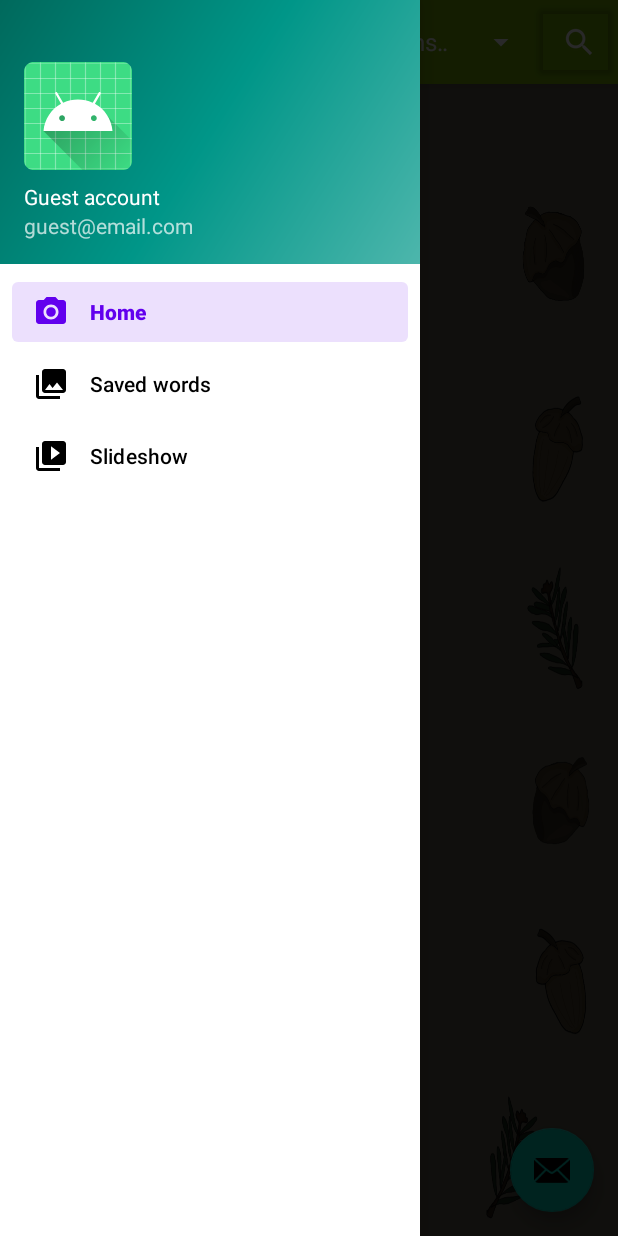
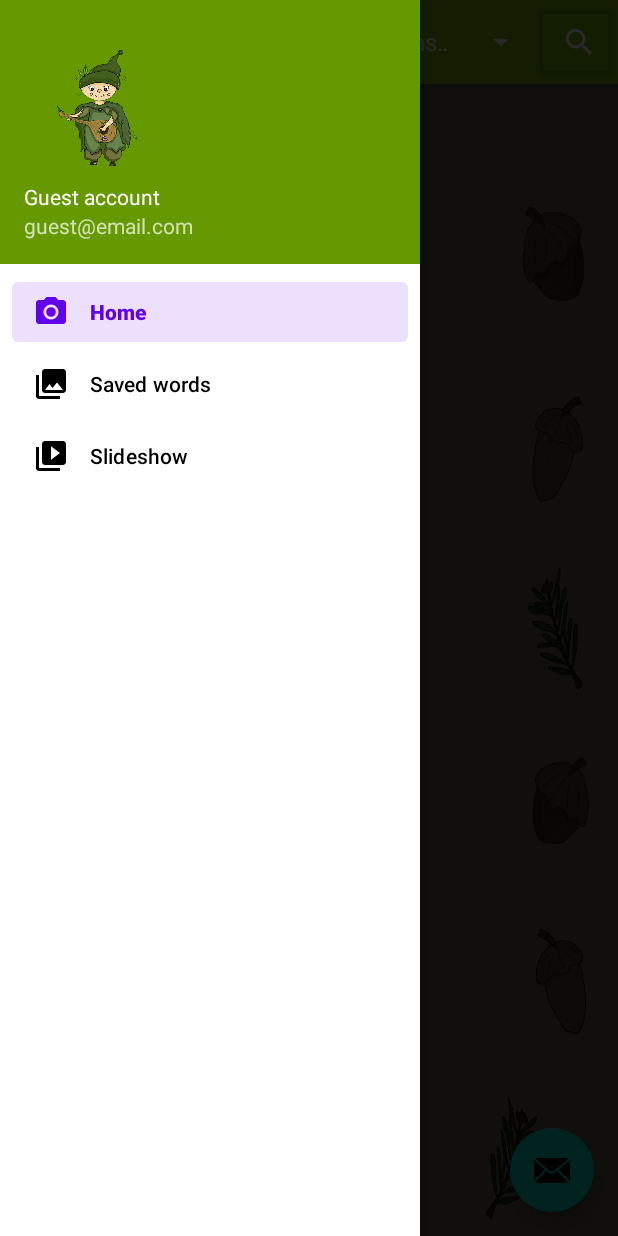
Before and after one commit to VeressIris/Unihack2023, an Android app: the screen it shows after launch (MainActivity), with the side drawer open, on a phone screen of 412 x 824 dp. Run offline under Robolectric (Android 15) with nearby library versions, the phone set to English and light mode, and no system bars; our stand-ins replace navigation-ui; libraries missing offline, so code that uses them is left out: com.google.cloud.translate.

Commit message:
background2 added

```diff
--- a/app/src/main/res/layout/app_bar_main.xml
+++ b/app/src/main/res/layout/app_bar_main.xml
@@ -39,9 +39,10 @@
                         android:id="@+id/searchSong_txtBox"
                         android:layout_width="match_parent"
                         android:layout_height="wrap_content"
+                        android:background="@android:drawable/divider_horizontal_bright"
                         android:hint="Search song"
                         android:inputType="text"
-                        android:textColor="#000000" />
+                        android:textColor="@color/white" />
                 </com.google.android.material.textfield.TextInputLayout>
 
                 <Spinner
@@ -68,7 +69,7 @@
                     app:layout_constraintEnd_toEndOf="parent"
                     app:layout_constraintTop_toTopOf="parent"
                     app:layout_constraintVertical_bias="0.0"
-                    app:rippleColor="@color/purple_200"
+                    app:rippleColor="@android:color/holo_green_dark"
                     app:strokeColor="@color/teal_700"
                     tools:visibility="visible" />
             </androidx.constraintlayout.widget.ConstraintLayout>
--- a/app/src/main/res/layout/nav_header_main.xml
+++ b/app/src/main/res/layout/nav_header_main.xml
@@ -3,7 +3,7 @@
     xmlns:app="http://schemas.android.com/apk/res-auto"
     android:layout_width="match_parent"
     android:layout_height="@dimen/nav_header_height"
-    android:background="@drawable/side_nav_bar"
+    android:background="@android:color/holo_green_dark"
     android:gravity="bottom"
     android:orientation="vertical"
     android:paddingLeft="@dimen/activity_horizontal_margin"
@@ -14,11 +14,11 @@
 
     <ImageView
         android:id="@+id/imageView"
-        android:layout_width="wrap_content"
-        android:layout_height="wrap_content"
+        android:layout_width="104dp"
+        android:layout_height="90dp"
         android:contentDescription="@string/nav_header_desc"
         android:paddingTop="@dimen/nav_header_vertical_spacing"
-        app:srcCompat="@mipmap/ic_launcher_round" />
+        app:srcCompat="@drawable/elf" />
 
     <TextView
         android:layout_width="match_parent"
```
Also changed, not shown: app/src/main/res/drawable/elf.png (added).
